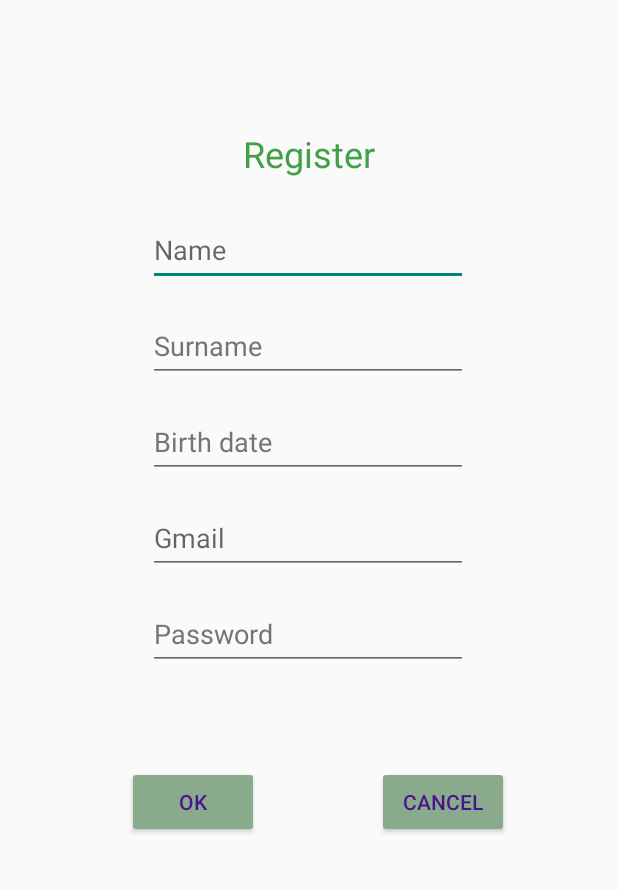
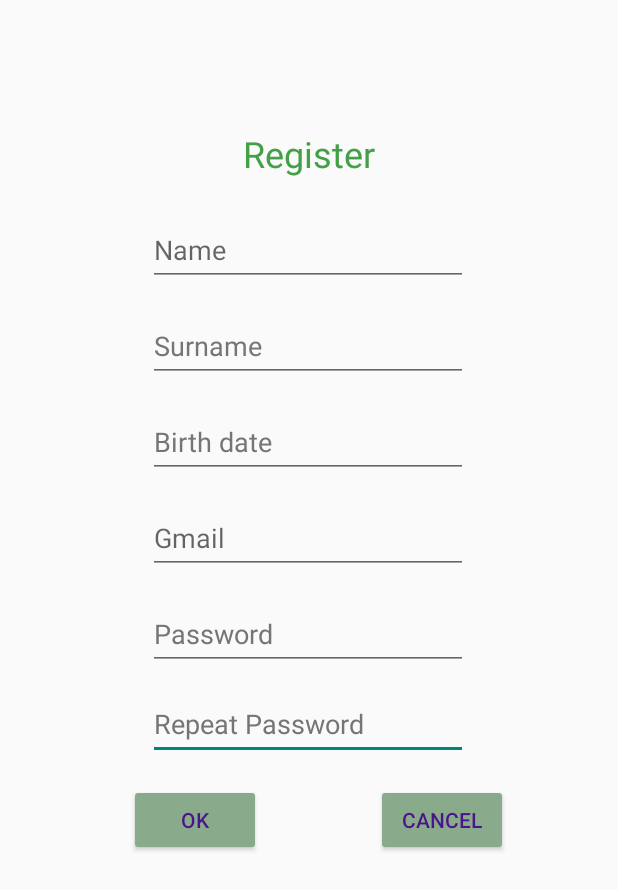
Before and after one commit to itziarmensa/Android-DSA, an Android app: the screen it shows after launch (MainRegister), after a tap on "REGISTER", on a phone screen of 412 x 824 dp. Shown: the top 890 px of the screen. Run offline under Robolectric (Android 15) with nearby library versions, the light colour scheme and no system bars.

Commit message:
Arreglos y comienzo de shared preferences

```diff
--- a/app/src/main/java/com/grupo3/androiddsa/MainLogIn.java
+++ b/app/src/main/java/com/grupo3/androiddsa/MainLogIn.java
@@ -2,7 +2,9 @@ package com.grupo3.androiddsa;
 
 import androidx.appcompat.app.AppCompatActivity;
 
+import android.content.Context;
 import android.content.Intent;
+import android.content.SharedPreferences;
 import android.os.Bundle;
 import android.view.View;
 import android.widget.Button;
@@ -38,6 +40,10 @@ public class MainLogIn extends AppCompatActivity {
         password = findViewById(R.id.password);
 
         progressBarLogIn = findViewById(R.id.progressBarLogIn);
+
+        SharedPreferences preferences=getSharedPreferences("datos", Context.MODE_PRIVATE);
+        mail.setText(preferences.getString("mail",""));
+        password.setText(preferences.getString("password",""));
     }
 
     public void addUser(View view){
@@ -48,7 +54,7 @@ public class MainLogIn extends AppCompatActivity {
     public void logIn(View view){
         progressBarLogIn.setVisibility(View.VISIBLE);
         Api service = Api.retrofit.create(Api.class);
-        Call<Void> call = service.logInUser(new Credentials(new EmailAddress(mail.getText().toString()),password.getText().toString()));
+        Call<Void> call = service.logInUser(new Credentials(mail.getText().toString(),password.getText().toString()));
 
         call.enqueue(new Callback<Void>() {
             @Override
@@ -57,6 +63,11 @@ public class MainLogIn extends AppCompatActivity {
 
                 switch (response.code()) {
                     case 200:
+                        SharedPreferences preferencias=getSharedPreferences("datos",Context.MODE_PRIVATE);
+                        SharedPreferences.Editor Obj_editor=preferencias.edit();
+                        Obj_editor.putString("mail",mail.getText().toString());
+                        Obj_editor.putString("password",password.getText().toString());
+                        Obj_editor.commit();
                         Intent i = new Intent(MainLogIn.this, MainObjects.class);
                         startActivity(i);
                         break;
--- a/app/src/main/java/com/grupo3/androiddsa/MainRegister.java
+++ b/app/src/main/java/com/grupo3/androiddsa/MainRegister.java
@@ -29,7 +29,7 @@ import retrofit2.Response;
 public class MainRegister extends AppCompatActivity {
 
     Button btnOK, btnCancel;
-    EditText name ,surname , birthdate, mailRegister, passwordRegister;
+    EditText name ,surname , birthdate, mailRegister, passwordRegister,passwordRegister2;
 
     DatePickerDialog.OnDateSetListener setListener;
 
@@ -48,6 +48,7 @@ public class MainRegister extends AppCompatActivity {
         birthdate = findViewById(R.id.birthdate);
         mailRegister = findViewById(R.id.mailRegister);
         passwordRegister = findViewById(R.id.passwordRegister);
+        passwordRegister2 = findViewById(R.id.passwordRegister2);
 
         progressBarRegister = findViewById(R.id.progressBarRegister);
 
@@ -86,8 +87,10 @@ public class MainRegister extends AppCompatActivity {
     public void registerUser(View view) {
         progressBarRegister.setVisibility(View.VISIBLE);
         Api service = Api.retrofit.create(Api.class);
-        Credentials credentials = new Credentials(new EmailAddress(mailRegister.getText().toString()), passwordRegister.getText().toString());
-        Call<User> call = service.registerUser(new UserRegister(name.getText().toString(), surname.getText().toString(), birthdate.getText().toString(), credentials));
+
+
+
+        Call<User> call = service.registerUser(new UserRegister(name.getText().toString(), surname.getText().toString(), birthdate.getText().toString(), mailRegister.getText().toString(),passwordRegister.getText().toString()));
 
         call.enqueue(new Callback<User>() {
             @Override
@@ -95,8 +98,12 @@ public class MainRegister extends AppCompatActivity {
                 progressBarRegister.setVisibility(View.GONE);
                 switch (response.code()) {
                     case 200:
-                        Intent i = new Intent(MainRegister.this, MainLogIn.class);
-                        startActivity(i);
+                        if(passwordRegister.getText().toString().equals(passwordRegister2.getText().toString())) {
+                            Intent i = new Intent(MainRegister.this, MainLogIn.class);
+                            startActivity(i);
+                        }
+                        else
+                            Toast.makeText(getApplicationContext(),"Passwords do not coincide", Toast.LENGTH_LONG).show();
                         break;
                     case 406:
                         Toast.makeText(getApplicationContext(),"User already exists", Toast.LENGTH_LONG).show();
--- a/app/src/main/java/com/grupo3/androiddsa/MainSplashScreen.java
+++ b/app/src/main/java/com/grupo3/androiddsa/MainSplashScreen.java
@@ -15,6 +15,7 @@ public class MainSplashScreen extends AppCompatActivity {
         super.onCreate(savedInstanceState);
         setContentView(R.layout.activity_main_splash_screen);
 
+
         TimerTask tarea=new TimerTask() {
             @Override
             public void run() {
--- a/app/src/main/java/com/grupo3/androiddsa/domain/User.java
+++ b/app/src/main/java/com/grupo3/androiddsa/domain/User.java
@@ -64,7 +64,5 @@ public class User implements Serializable {
         this.userId = userId;
     }
 
-    public Boolean hasEmail(Credentials credentials) {
-        return this.credentials.getEmail().isEqual(credentials.getEmail());
-    }
+
 }
--- a/app/src/main/res/layout/register_main.xml
+++ b/app/src/main/res/layout/register_main.xml
@@ -5,6 +5,22 @@
     android:layout_width="match_parent"
     android:layout_height="match_parent"
     tools:context=".MainRegister">
+
+    <EditText
+        android:id="@+id/passwordRegister2"
+        android:layout_width="wrap_content"
+        android:layout_height="wrap_content"
+        android:layout_marginTop="76dp"
+        android:autofillHints=""
+        android:ems="10"
+        android:hint="Repeat Password"
+        android:inputType="textPassword"
+        android:minHeight="48dp"
+        android:textColorHint="#757575"
+        app:layout_constraintEnd_toEndOf="parent"
+        app:layout_constraintHorizontal_bias="0.497"
+        app:layout_constraintStart_toStartOf="parent"
+        app:layout_constraintTop_toBottomOf="@+id/mailRegister" />
 
     <TextView
         android:id="@+id/textView3"
@@ -101,13 +117,13 @@
         android:id="@+id/btnOk"
         android:layout_width="wrap_content"
         android:layout_height="wrap_content"
-        android:layout_marginTop="64dp"
+        android:layout_marginTop="76dp"
+        android:onClick="registerUser"
         android:text="@string/ok"
         android:textColor="#4A148C"
         app:backgroundTint="#8AAA8C"
-        android:onClick="registerUser"
         app:layout_constraintEnd_toEndOf="parent"
-        app:layout_constraintHorizontal_bias="0.261"
+        app:layout_constraintHorizontal_bias="0.266"
         app:layout_constraintStart_toStartOf="parent"
         app:layout_constraintTop_toBottomOf="@+id/passwordRegister" />
 
@@ -115,13 +131,13 @@
         android:id="@+id/btnCancel"
         android:layout_width="wrap_content"
         android:layout_height="wrap_content"
-        android:layout_marginTop="64dp"
+        android:layout_marginTop="76dp"
+        android:onClick="btnCancel"
         android:text="@string/cancel"
         android:textColor="#4A148C"
         app:backgroundTint="#8AAA8C"
-        android:onClick="btnCancel"
         app:layout_constraintEnd_toEndOf="parent"
-        app:layout_constraintHorizontal_bias="0.521"
+        app:layout_constraintHorizontal_bias="0.51"
         app:layout_constraintStart_toEndOf="@+id/btnOk"
         app:layout_constraintTop_toBottomOf="@+id/passwordRegister" />
 
```
Also changed, not shown: app/src/main/java/com/grupo3/androiddsa/domain/to/UserRegister.java (+17 -7 lines), app/src/main/java/com/grupo3/androiddsa/domain/vo/Credentials.java (+5 -7 lines).
